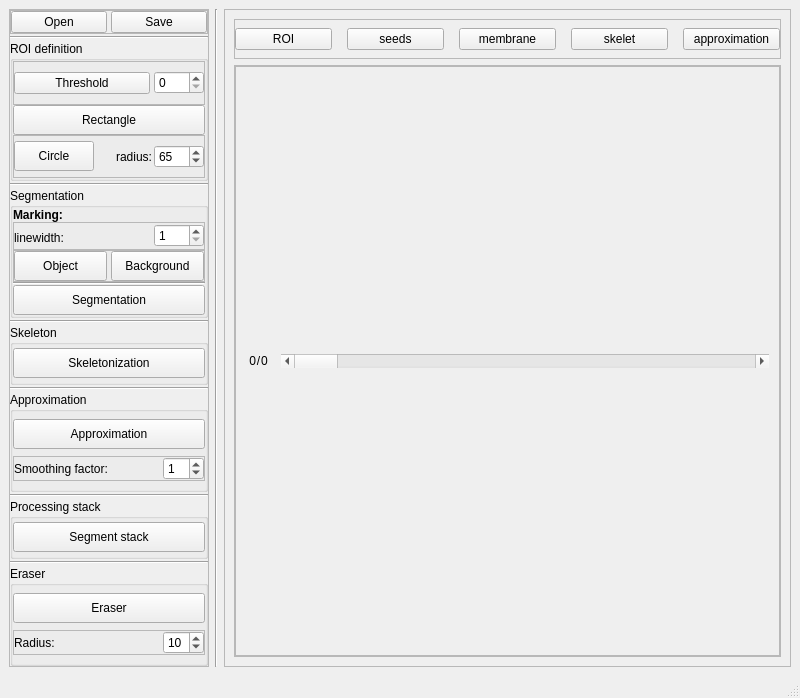
The window that memskel/memskel.ui (mazoku/MemSkel) describes before a commit, drawn with Qt 5.
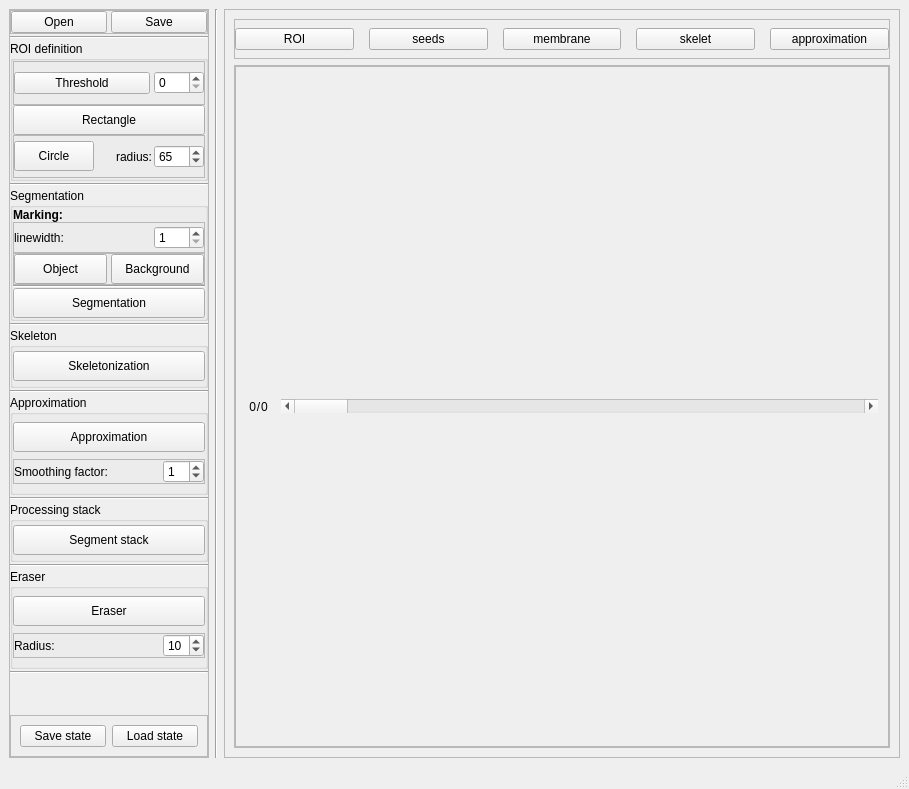
The same window after the commit.

The edit to the form file:
```diff
--- a/memskel/memskel.ui
+++ b/memskel/memskel.ui
@@ -6,8 +6,8 @@
    <rect>
     <x>0</x>
     <y>0</y>
-    <width>800</width>
-    <height>698</height>
+    <width>909</width>
+    <height>789</height>
    </rect>
   </property>
   <property name="windowTitle">
@@ -710,6 +710,13 @@
          </layout>
         </widget>
        </item>
+       <item>
+        <widget class="Line" name="line_9">
+         <property name="orientation">
+          <enum>Qt::Horizontal</enum>
+         </property>
+        </widget>
+       </item>
        <item>
         <spacer name="verticalSpacer">
          <property name="orientation">
@@ -723,6 +730,32 @@
          </property>
         </spacer>
        </item>
+       <item>
+        <widget class="QFrame" name="frame_4">
+         <property name="frameShape">
+          <enum>QFrame::StyledPanel</enum>
+         </property>
+         <property name="frameShadow">
+          <enum>QFrame::Raised</enum>
+         </property>
+         <layout class="QHBoxLayout" name="horizontalLayout_6">
+          <item>
+           <widget class="QPushButton" name="save_state_BTN">
+            <property name="text">
+             <string>Save state</string>
+            </property>
+           </widget>
+          </item>
+          <item>
+           <widget class="QPushButton" name="load_state_BTN">
+            <property name="text">
+             <string>Load state</string>
+            </property>
+           </widget>
+          </item>
+         </layout>
+        </widget>
+       </item>
       </layout>
      </widget>
     </item>
```
Left out of the diff: 2 changed lines with no effect on the pictures.
